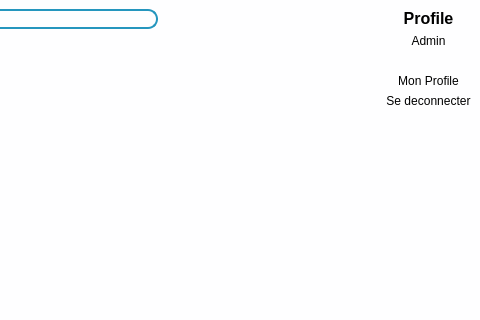
Before: the Qt Designer form views/main_window.ui in ninohantonio/Store-Management, drawn with Qt 5; both pictures show x 544 to 1024 and y 0 to 320 of the 1024 by 613 pixel window.
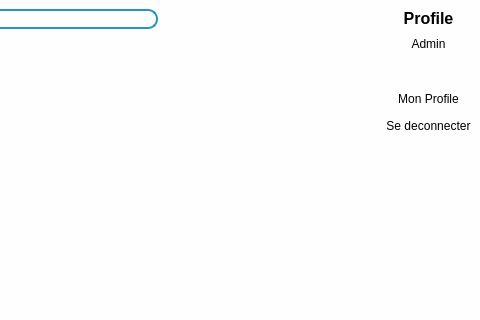
After: the same form once the commit is applied. Icons and pictures are not drawn. Custom widgets are drawn as their Qt base class.

```diff
--- a/views/main_window.ui
+++ b/views/main_window.ui
@@ -879,7 +879,7 @@
          <property name="minimumSize">
           <size>
            <width>100</width>
-           <height>0</height>
+           <height>150</height>
           </size>
          </property>
          <layout class="QVBoxLayout" name="verticalLayout_12">
```
